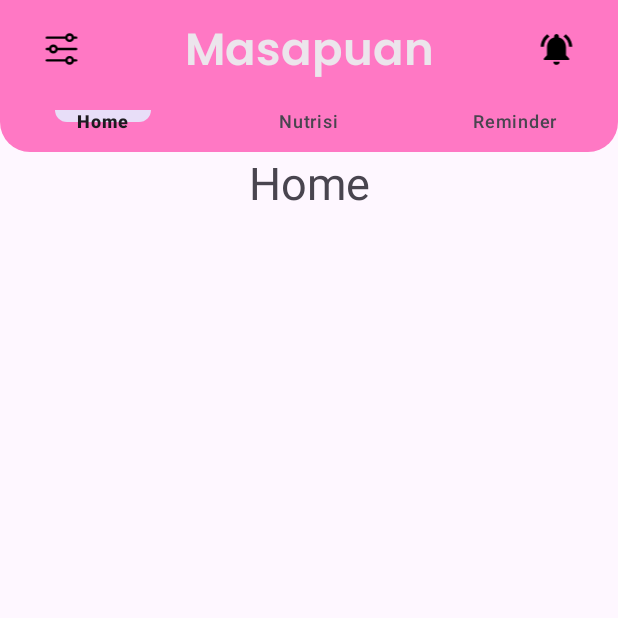
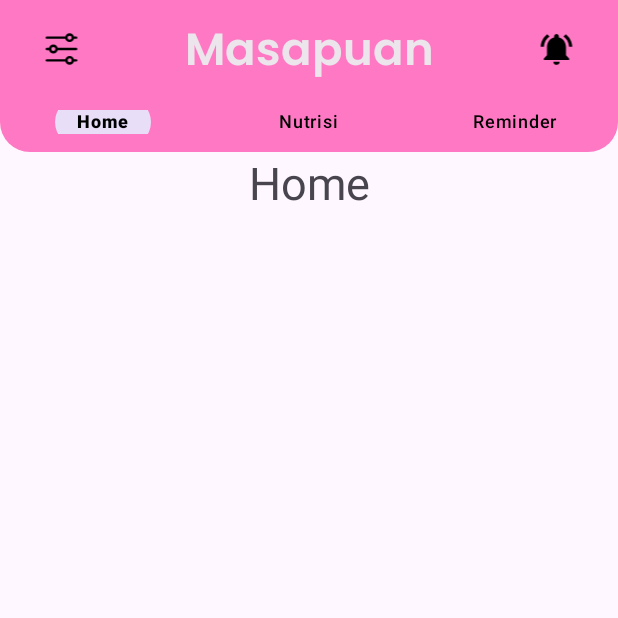
Before and after one commit to abil0321/Project-Kelompok-Massive-Infinite-Learning-, an Android app: the Dashboard screen opened directly, with no data from a screen before it, on a phone screen of 412 x 824 dp, the top half of it. Run offline under Robolectric (Android 15) with nearby library versions, the phone set to English and light mode, and no system bars.

Commit message:
update font

```diff
--- a/app/src/main/res/layout/activity_dashboard.xml
+++ b/app/src/main/res/layout/activity_dashboard.xml
@@ -51,6 +51,8 @@
         android:layout_width="match_parent"
         android:layout_height="40dp"
         android:layout_weight="1"
+        app:itemTextColor="@color/Black"
+        app:itemBackground="@color/TransparentColor"
         android:background="@drawable/top_background"
         app:layout_constraintEnd_toEndOf="parent"
         app:layout_constraintStart_toStartOf="parent"
--- a/app/src/main/res/layout/activity_login.xml
+++ b/app/src/main/res/layout/activity_login.xml
@@ -129,7 +129,7 @@
     </androidx.cardview.widget.CardView>
 
     <ImageView
-        android:layout_width="325dp"
+        android:layout_width="300dp"
         android:layout_height="wrap_content"
         app:srcCompat="@drawable/register" />
 
```
